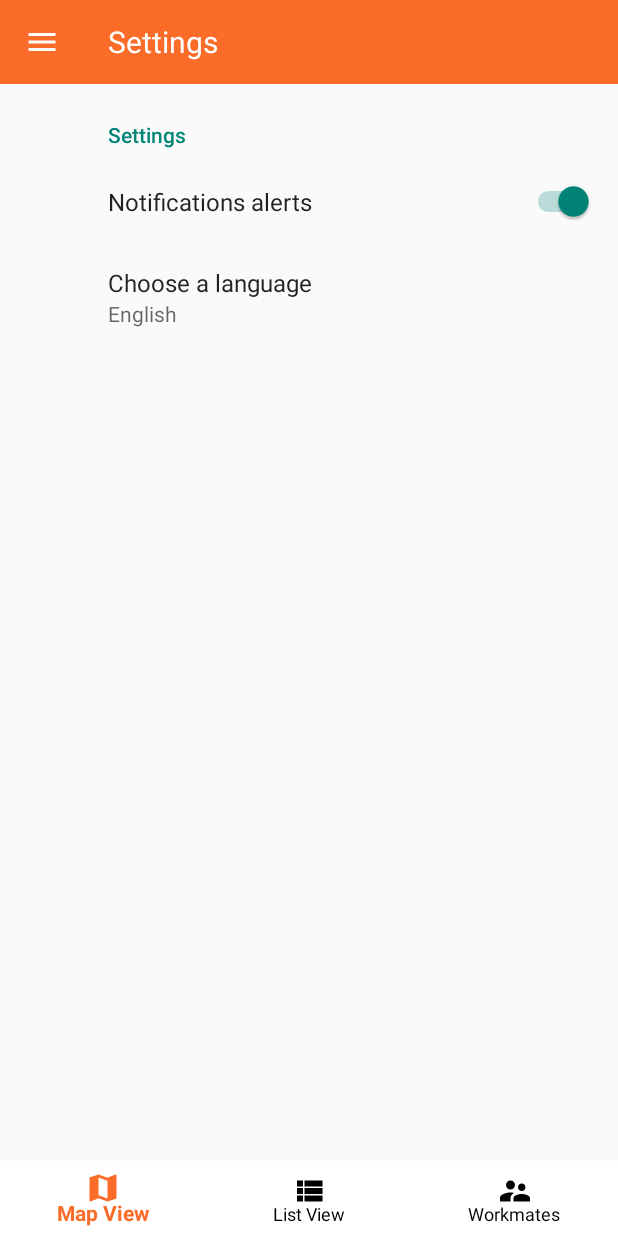
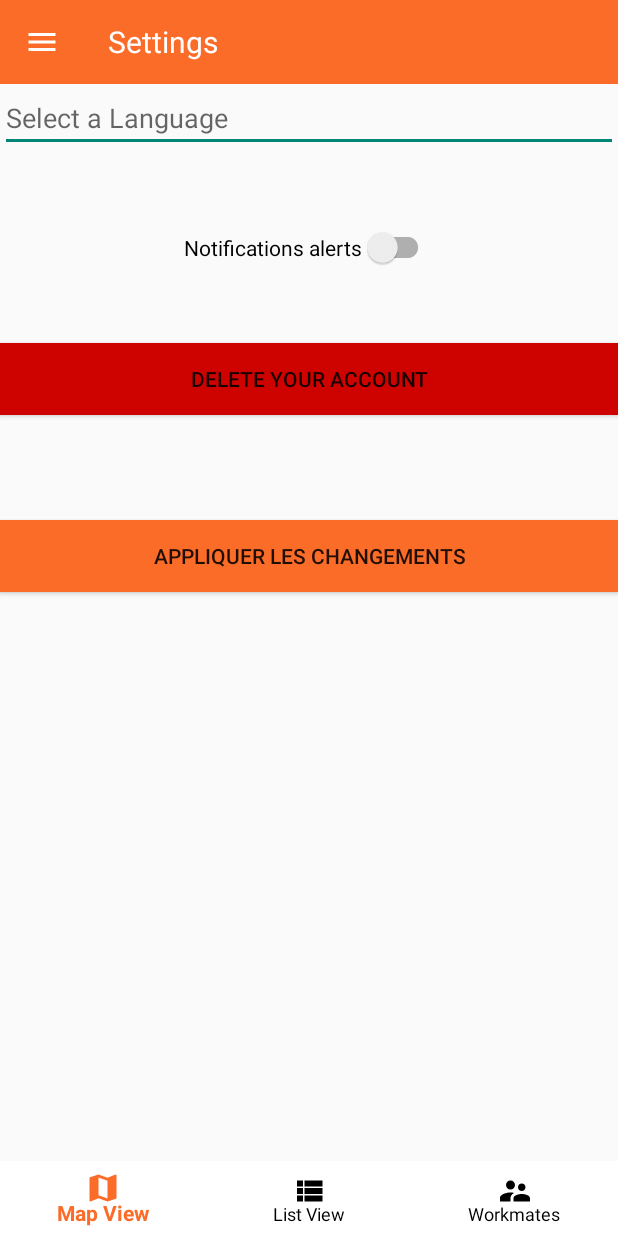
Before and after one commit to ThibaultGvl/Go4Lunch, an Android app: the fragment RestaurantFragment placed in its activity, in the side drawer, after a tap on "SETTINGS", on a phone screen of 412 x 824 dp. Run offline under Robolectric (Android 15) with nearby library versions, the phone set to English and light mode, and no system bars; our stand-ins replace Firebase (no records; nobody signed in at launch, a user with empty details on screens opened directly); libraries missing offline, so code that uses them is left out: androidx.constraintlayout.motion, com.firebase.ui; pictures from the network do not load; 12 statements that could not run were skipped.

Commit message:
Merge remote-tracking branch 'origin/master'
# Conflicts:
#	app/src/main/AndroidManifest.xml
#	app/src/main/java/com/example/go4lunch/model/User.java
#	app/src/main/java/com/example/go4lunch/view/MapsFragment.java
#	app/src/main/java/com/example/go4lunch/view/RestaurantFragment.java
#	app/src/main/java/com/example/go4lunch/view/SettingsFragment.java
#	app/src/main/java/com/example/go4lunch/view/UserFragment.java
#	app/src/main/java/com/example/go4lunch/view/UserRecyclerViewAdapter.java
#	app/src/main/java/com/example/go4lunch/view/activity/ConnexionActivity.java
#	app/src/main/java/com/example/go4lunch/view/activity/MainActivity.java
#	app/src/main/java/com/example/go4lunch/view/adapter/RestaurantRecyclerViewAdapter.java
#	app/src/main/java/com/example/go4lunch/view/adapter/UserRecyclerViewAdapter.java
#	app/src/main/java/com/example/go4lunch/view/fragment/MapsFragment.java
#	app/src/main/java/com/example/go4lunch/view/fragment/RestaurantFragment.java
#	app/src/main/java/com/example/go4lunch/view/fragment/SettingsFragment.java
#	app/src/main/java/com/example/go4lunch/view/fragment/UserFragment.java
#	app/src/main/java/com/example/go4lunch/view/fragments/MapsFragment.java
#	app/src/main/java/com/example/go4lunch/view/fragments/SettingsFragment.java
#	app/src/main/java/com/example/go4lunch/view/fragments/restaurant/RestaurantFragment.java
#	app/src/main/java/com/example/go4lunch/view/fragments/user/UserFragment.java
#	app/src/main/java/com/example/go4lunch/view/fragments/user/UserRecyclerViewAdapter.java
#	app/src/main/java/com/example/go4lunch/viewmodel/places/NearbyRestaurantRepository.java
#	app/src/main/java/com/example/go4lunch/viewmodel/places/NearbyRestaurantViewModel.java
#	app/src/main/java/com/example/go4lunch/viewmodel/places/PlacesApiService.java
#	app/src/main/java/com/example/go4lunch/viewmodel/users/UserCRUD.java
#	app/src/main/java/com/example/go4lunch/viewmodel/users/UserCRUDRepository.java
#	app/src/main/java/com/example/go4lunch/viewmodel/users/UserViewModel.java
#	app/src/main/res/layout/activity_details.xml
#	app/src/main/res/layout/activity_main.xml
#	app/src/main/res/layout/fragment_restaurant.xml
#	app/src/main/res/layout/fragment_restaurant_list.xml
#	app/src/main/res/values/strings.xml

```diff
--- a/app/build.gradle
+++ b/app/build.gradle
@@ -61,8 +61,8 @@ dependencies {
     implementation 'androidx.preference:preference:1.1.1'
     implementation 'com.squareup.okhttp3:logging-interceptor:3.8.0'
     testImplementation 'junit:junit:4.13.2'
-    androidTestImplementation 'androidx.test.ext:junit:1.1.2'
-    androidTestImplementation 'androidx.test.espresso:espresso-core:3.3.0'
+    androidTestImplementation 'androidx.test.ext:junit:1.1.3'
+    androidTestImplementation 'androidx.test.espresso:espresso-core:3.4.0'
     annotationProcessor 'com.github.bumptech.glide:compiler:4.11.0'
 }
 apply plugin: 'com.google.gms.google-services'
--- a/app/src/main/java/com/example/go4lunch/utils/NotificationsService.java
+++ b/app/src/main/java/com/example/go4lunch/utils/NotificationsService.java
@@ -12,6 +12,7 @@ import androidx.core.app.NotificationCompat;
 
 import com.example.go4lunch.R;
 import com.example.go4lunch.model.User;
+import com.example.go4lunch.view.activity.ConnexionActivity;
 import com.example.go4lunch.view.activity.MainActivity;
 import com.google.firebase.messaging.FirebaseMessagingService;
 import com.google.firebase.messaging.RemoteMessage;
@@ -25,14 +26,14 @@ public class NotificationsService extends FirebaseMessagingService {
     @Override
     public void onMessageReceived(RemoteMessage remoteMessage) {
         if (remoteMessage.getNotification() != null) {
-            String message = remoteMessage.getNotification().getBody();
+            String message = "You'll eat at" + mUser.getRestaurantName() + " which is at" + mUser.getRestaurantAddress() + " with" + "Workmates";
             this.sendVisualNotification(message);
         }
     }
 
     private void sendVisualNotification(String messageBody) {
 
-        Intent intent = new Intent(this, MainActivity.class);
+        Intent intent = new Intent(this, ConnexionActivity.class);
         PendingIntent pendingIntent = PendingIntent.getActivity(this, 0, intent, PendingIntent.FLAG_ONE_SHOT);
 
         NotificationCompat.InboxStyle inboxStyle = new NotificationCompat.InboxStyle();
--- a/app/src/main/java/com/example/go4lunch/view/fragment/MapsFragment.java
+++ b/app/src/main/java/com/example/go4lunch/view/fragment/MapsFragment.java
@@ -81,15 +81,15 @@ public class MapsFragment extends Fragment implements OnMapReadyCallback {
     public View onCreateView(@NonNull LayoutInflater inflater,
                              @Nullable ViewGroup container,
                              @Nullable Bundle savedInstanceState) {
-        mMapsBinding = FragmentMapsBinding.inflate(inflater, container, false);
-        configureNearbyRestaurantViewModel();
-        configureUserViewModel();
         if (savedInstanceState != null) {
             placeLatitude = requireArguments().getDouble("placeLatitude");
             placeLongitude = requireArguments().getDouble("placeLongitude");
             placeIdFromSearch = requireArguments().getString("placeId");
             placePosition = new LatLng(placeLatitude, placeLongitude);
         }
+        mMapsBinding = FragmentMapsBinding.inflate(inflater, container, false);
+        configureNearbyRestaurantViewModel();
+        configureUserViewModel();
         return mMapsBinding.getRoot();
     }
 
@@ -113,9 +113,11 @@ public class MapsFragment extends Fragment implements OnMapReadyCallback {
     @Override
     public void onMapReady(@NonNull GoogleMap googleMap) {
         mMap = googleMap;
-        getLastLocation();
         if (placePosition != null) {
             getPlaceSearched();
+        }
+        else {
+            getLastLocation();
         }
     }
 
@@ -182,9 +184,10 @@ public class MapsFragment extends Fragment implements OnMapReadyCallback {
         if (restaurants != null) {
             List<ResultRestaurant> restaurantsList = restaurants.getResults();
             for (ResultRestaurant restaurant : restaurantsList) {
-                placeId = restaurant.getPlaceId();
+                String placeId = restaurant.getPlaceId();
                 mUserViewModel.getUserByPlaceId(placeId, requireContext()).observe(this, this::setUsers);
                 LatLng restaurantLatLng = new LatLng(restaurant.getGeometry().getLocation().getLat(), restaurant.getGeometry().getLocation().getLng());
+
                 if (mUsers.size() == 0) {
                     mMap.addMarker(new MarkerOptions().position(restaurantLatLng).icon(getBitmapDescriptor(R.drawable.marker_orange)));
                 }
--- a/app/src/main/java/com/example/go4lunch/view/fragment/RestaurantFragment.java
+++ b/app/src/main/java/com/example/go4lunch/view/fragment/RestaurantFragment.java
@@ -120,7 +120,7 @@ public class RestaurantFragment extends Fragment {
     }
 
     private void getRestaurants(RestaurantOutputs restaurants) {
-        if (restaurants != null) {
+        if (restaurants != null && !mRestaurants.containsAll(restaurants.getResults())) {
             mRestaurants.addAll(restaurants.getResults());
             mAdapter.notifyDataSetChanged();
         }
--- a/app/src/main/java/com/example/go4lunch/view/fragment/SettingsFragment.java
+++ b/app/src/main/java/com/example/go4lunch/view/fragment/SettingsFragment.java
@@ -1,19 +1,116 @@
 package com.example.go4lunch.view.fragment;
 
+import android.content.Context;
+import android.content.Intent;
+import android.content.res.Configuration;
 import android.os.Bundle;
+import android.view.LayoutInflater;
+import android.view.View;
+import android.view.ViewGroup;
+import android.widget.ArrayAdapter;
+import android.widget.AutoCompleteTextView;
+import android.widget.Button;
 
-import androidx.preference.PreferenceFragmentCompat;
+import androidx.annotation.NonNull;
+import androidx.annotation.Nullable;
+import androidx.appcompat.widget.SwitchCompat;
+import androidx.fragment.app.Fragment;
+import androidx.lifecycle.ViewModelProvider;
 
 import com.example.go4lunch.R;
+import com.example.go4lunch.databinding.FragmentSettingsBinding;
+import com.example.go4lunch.view.activity.MainActivity;
+import com.example.go4lunch.viewmodel.users.UserInjection;
+import com.example.go4lunch.viewmodel.users.UserViewModel;
+import com.example.go4lunch.viewmodel.users.UserViewModelFactory;
+import com.google.firebase.auth.FirebaseAuth;
 
-public class SettingsFragment extends PreferenceFragmentCompat {
+import java.util.Locale;
+import java.util.Objects;
+
+public class SettingsFragment extends Fragment {
 
     public static SettingsFragment newInstance() {
         return (new SettingsFragment());
     }
 
+    private FragmentSettingsBinding mFragmentSettingsBinding;
+
+    private UserViewModel mUserViewModel;
+
+    private AutoCompleteTextView mLanguage;
+
+    private SwitchCompat mNotificationsAlert;
+
+    private Button mSuppressButton;
+
+    private Button mValidationButton;
+
+    private String currentUserId = Objects.requireNonNull(FirebaseAuth.getInstance().getCurrentUser()).getUid();
+
+    private String mLanguageChoose;
+
+
+
+    @Nullable
     @Override
-    public void onCreatePreferences(Bundle savedInstanceState, String rootKey) {
-        setPreferencesFromResource(R.xml.root_preferences, rootKey);
+    public View onCreateView(@NonNull LayoutInflater inflater, @Nullable ViewGroup container, @Nullable Bundle savedInstanceState) {
+        mFragmentSettingsBinding = FragmentSettingsBinding.inflate(inflater, container, false);
+        createUI();
+        parametersListeners();
+        return mFragmentSettingsBinding.getRoot();
+    }
+
+    @Override
+    public void onCreate(@Nullable Bundle savedInstanceState) {
+        super.onCreate(savedInstanceState);
+        configureUserViewModel();
+    }
+
+    private void createUI() {
+        mLanguage = mFragmentSettingsBinding.languageActv;
+        mNotificationsAlert = mFragmentSettingsBinding.notificationSwitch;
+        mSuppressButton = mFragmentSettingsBinding.suppressButton;
+        mValidationButton = mFragmentSettingsBinding.validationButton;
+    }
+
+    public void parametersListeners() {
+        ArrayAdapter<String> adapter = new ArrayAdapter<>(this.getContext(), android.R.layout.simple_dropdown_item_1line, mLanguages);
+        mLanguage.setAdapter(adapter);
+        if (mLanguage.getText().toString().equals(String.valueOf(R.string.english))){
+            mLanguageChoose = "en";
+        }
+        else {
+            mLanguageChoose = "fr";
+        }
+        mSuppressButton.setOnClickListener(v -> mUserViewModel.deleteUser(currentUserId, this.getContext()));
+        mValidationButton.setOnClickListener(v -> {
+            if (mLanguageChoose != null) {
+                setLanguage(this.requireContext(), mLanguageChoose);
+                Intent intent = new Intent(getActivity(), MainActivity.class);
+                intent.putExtra("mLanguageChoose", mLanguageChoose);
+                startActivity(intent);
+            }
+        });
+    }
+
+    private static final String[] mLanguages = new String[] {
+            "English", "French"
+    };
+
+    private void setLanguage(Context context, String languageToLoad) {
+        Locale locale = new Locale(languageToLoad);
+        Locale.setDefault(locale);
+        Configuration config = new Configuration();
+        config.locale = locale;
+        context.createConfigurationContext(config);
+        context.getResources().updateConfiguration(config,getResources().getDisplayMetrics());
+    }
+
+    private void configureUserViewModel() {
+        UserViewModelFactory mViewModelFactory = UserInjection.provideViewModelFactory();
+        this.mUserViewModel = new ViewModelProvider(this, mViewModelFactory)
+                .get(UserViewModel.class);
+        this.mUserViewModel.initUsers(this.requireContext());
     }
 }
--- a/app/src/main/java/com/example/go4lunch/viewmodel/users/UserCRUDRepository.java
+++ b/app/src/main/java/com/example/go4lunch/viewmodel/users/UserCRUDRepository.java
@@ -138,6 +138,7 @@ public class UserCRUDRepository {
 
     public void deleteUser(String uid, Context context) {
         MutableLiveData<String> result = new MutableLiveData<>();
+        FirebaseAuth.getInstance().getCurrentUser().delete();
         UserCRUD.deleteUser(uid).addOnFailureListener(onFailureListener(context)).addOnSuccessListener(aVoid -> {
             Toast.makeText(context, R.string.user_delete, Toast.LENGTH_SHORT).show();
             result.setValue(uid);
--- /dev/null
+++ b/app/src/main/res/layout/fragment_settings.xml
@@ -0,0 +1,45 @@
+<?xml version="1.0" encoding="utf-8"?>
+<androidx.constraintlayout.widget.ConstraintLayout xmlns:android="http://schemas.android.com/apk/res/android"
+    android:layout_width="match_parent"
+    android:layout_height="match_parent"
+    xmlns:app="http://schemas.android.com/apk/res-auto">
+
+    <AutoCompleteTextView
+        android:id="@+id/language_actv"
+        android:layout_width="match_parent"
+        android:layout_height="wrap_content"
+        android:ems="10"
+        android:hint="@string/select_a_language"
+        android:inputType="none"
+        app:layout_constraintStart_toStartOf="parent"
+        app:layout_constraintTop_toTopOf="parent"/>
+
+    <androidx.appcompat.widget.SwitchCompat
+        android:id="@+id/notification_switch"
+        android:layout_width="wrap_content"
+        android:layout_height="wrap_content"
+        app:layout_constraintStart_toStartOf="parent"
+        app:layout_constraintEnd_toEndOf="parent"
+        app:layout_constraintTop_toBottomOf="@id/language_actv"
+        android:text="@string/notifications"
+        android:layout_marginTop="50dp"/>
+
+    <Button
+        android:id="@+id/suppress_button"
+        android:layout_width="match_parent"
+        android:layout_height="wrap_content"
+        app:layout_constraintStart_toStartOf="parent"
+        app:layout_constraintTop_toBottomOf="@id/notification_switch"
+        android:layout_marginTop="50dp"
+        android:background="@color/suppress_color"
+        android:text="@string/delete_your_account"/>
+
+    <Button
+        android:id="@+id/validation_button"
+        android:layout_width="match_parent"
+        android:layout_height="wrap_content"
+        app:layout_constraintTop_toBottomOf="@id/suppress_button"
+        android:layout_marginTop="70dp"
+        android:text="Appliquer les changements"
+        android:background="@color/primary_color"/>
+</androidx.constraintlayout.widget.ConstraintLayout>
--- a/app/src/main/res/values/arrays.xml
+++ b/app/src/main/res/values/arrays.xml
@@ -5,4 +5,5 @@
         <item>French</item>
         <item>English</item>
     </string-array>
+
 </resources>
--- a/app/src/main/res/values/colors.xml
+++ b/app/src/main/res/values/colors.xml
@@ -10,4 +10,5 @@
     <color name="primary_color">#FB6C29</color>
     <color name="google_btn">#EA4335</color>
     <color name="twitter_color">#1DA1F2</color>
+    <color name="suppress_color">#CE0300</color>
 </resources>
--- a/app/src/main/res/values/strings.xml
+++ b/app/src/main/res/values/strings.xml
@@ -1,23 +1,23 @@
 <resources>
     <string name="app_name" translatable="false">Go4Lunch</string>
-    <string name="title_activity_main">MainActivity</string>
-    <string name="title_home">Home</string>
-    <string name="title_dashboard">Dashboard</string>
-    <string name="title_notifications">Notifications</string>
-    <string name="navigation_drawer_open">Open navigation drawer</string>
-    <string name="navigation_drawer_close">Close navigation drawer</string>
-    <string name="nav_header_title">Android Studio</string>
-    <string name="nav_header_subtitle">android.studio@android.com</string>
-    <string name="nav_header_desc">Navigation header</string>
-    <string name="action_settings">Settings</string>
-    <string name="facebook_application_id">236492571581756</string>
-    <string name="facebook_app_id">236492571581756</string>
-    <string name="fb_login_protocol_scheme">fb236492571581756</string>
+    <string name="title_activity_main" translatable="false">MainActivity</string>
+    <string name="title_home" translatable="false">Home</string>
+    <string name="title_dashboard" translatable="false">Dashboard</string>
+    <string name="title_notifications" translatable="false">Notifications</string>
+    <string name="navigation_drawer_open" translatable="false">Open navigation drawer</string>
+    <string name="navigation_drawer_close" translatable="false">Close navigation drawer</string>
+    <string name="nav_header_title" translatable="false">Android Studio</string>
+    <string name="nav_header_subtitle" translatable="false">android.studio@android.com</string>
+    <string name="nav_header_desc" translatable="false">Navigation header</string>
+    <string name="action_settings" translatable="false">Settings</string>
+    <string name="facebook_application_id" translatable="false">236492571581756</string>
+    <string name="facebook_app_id" translatable="false">236492571581756</string>
+    <string name="fb_login_protocol_scheme" translatable="false">fb236492571581756</string>
 
 
     <string name="menu_home">Home</string>
     <string name="menu_gallery">Gallery</string>
-    <string name="menu_slideshow">Slideshow</string>
+    <string name="menu_slideshow" translatable="false">Slideshow</string>
     <string name="map_view">Map View</string>
     <string name="list_view">List View</string>
     <string name="workmates">Workmates</string>
@@ -29,14 +29,14 @@
 
     <!-- Messages Preferences -->
     <string name="notifications">Notifications alerts</string>
-    <string name="language">Choose a language</string>
+    <string name="language">Chose a language</string>
 
     <!-- Sync Preferences -->
-    <string name="sync_title">Sync email periodically</string>
-    <string name="attachment_title">Download incoming attachments</string>
-    <string name="attachment_summary_on">Automatically download attachments for incoming emails
+    <string name="sync_title" translatable="false">Sync email periodically</string>
+    <string name="attachment_title" translatable="false">Download incoming attachments</string>
+    <string name="attachment_summary_on" translatable="false">Automatically download attachments for incoming emails
     </string>
-    <string name="attachment_summary_off">Only download attachments when manually requested</string>
+    <string name="attachment_summary_off" translatable="false">Only download attachments when manually requested</string>
     <string name="slogan">Find a nice restaurant and invite your co-worker for lunch</string>
     <string name="sign_in_with_google">Sign in with Google</string>
     <string name="sign_in_with_facebook">Sign in with Facebook</string>
@@ -71,6 +71,12 @@
     <string name="is_eating">\ is eating </string>
     <string name="hasnot_decided">\ hasn\'t decided yet</string>
     <string name="address">address</string>
-    <string name="open">open</string>
-    <string name="close">close</string>
+    <string name="open">Open</string>
+    <string name="close">Close</string>
+    <string name="french">French</string>
+    <string name="english">English</string>
+    <string name="select_a_language">Select a Language</string>
+    <string name="delete_your_account">DELETE YOUR ACCOUNT</string>
+    <!-- TODO: Remove or change this placeholder text -->
+    <string name="hello_blank_fragment">Hello blank fragment</string>
 </resources>
```
Also changed, not shown: app/src/main/java/com/example/go4lunch/view/activity/MainActivity.java (+29 -7 lines), app/src/main/java/com/example/go4lunch/viewmodel/users/UserCRUD.java (+9 -4 lines), app/src/main/res/menu/language.xml (added, +11 -0 lines), 1 other file.
